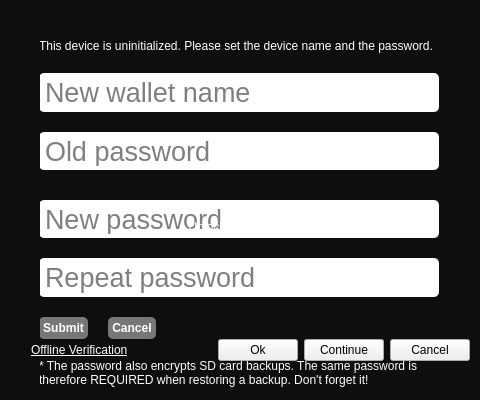
Before: the Qt Designer form src/qt/ui/modalview.ui in jonasschnelli/dbb-app, drawn with Qt 5.
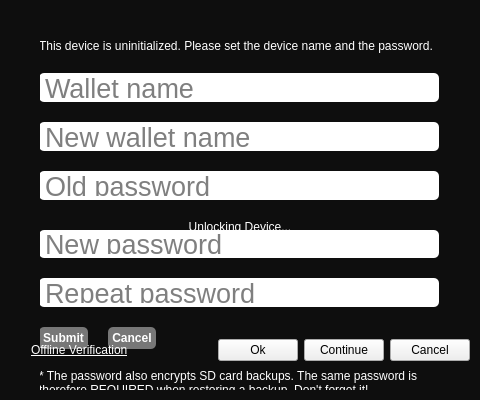
After: the same form once the commit is applied. Custom widgets are drawn as their Qt base class.

Commit message: update device name before create new wallet

Diff of the .ui file:
```diff
--- a/src/qt/ui/modalview.ui
+++ b/src/qt/ui/modalview.ui
@@ -113,6 +113,33 @@
        </property>
       </widget>
      </item>
+     <item>
+      <widget class="QLineEdit" name="setDeviceNameOnly">
+       <property name="font">
+        <font>
+         <pointsize>20</pointsize>
+        </font>
+       </property>
+       <property name="styleSheet">
+        <string notr="true">background:white;
+                              border:0px;
+                              border-radius: 5px;
+                              padding:4px;</string>
+       </property>
+       <property name="text">
+        <string/>
+       </property>
+       <property name="maxLength">
+        <number>64</number>
+       </property>
+       <property name="echoMode">
+        <enum>QLineEdit::Normal</enum>
+       </property>
+       <property name="placeholderText">
+        <string>Wallet name</string>
+       </property>
+      </widget>
+     </item>
      <item>
       <widget class="QLineEdit" name="setDeviceName">
        <property name="font">
```
Left out of the diff: 16 changed lines with no effect on the pictures. The commit also changes 4 other files.
